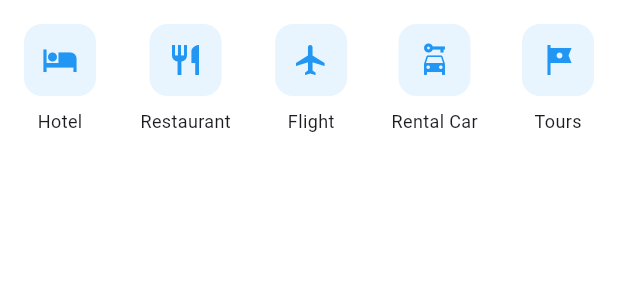
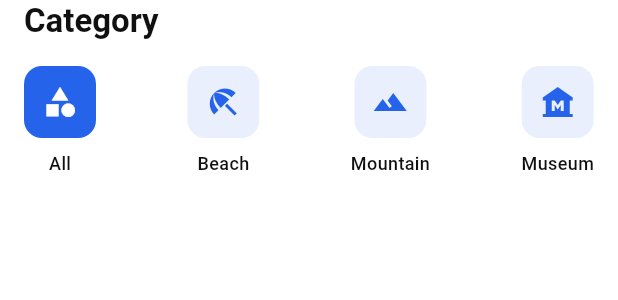
Before and after one commit to Al-mudather/ai_malacca_tour_guide, a Flutter app: the CategorySection widget shown alone on an empty page, opened directly, on a phone screen of 412 x 824 dp. Shown: the top 300 px of the screen. Run offline on Flutter 3.47's test engine with Material 3 defaults, Android fonts, the phone set to English and light mode, and no system bars; our stand-ins replace dio, flutter_dotenv, flutter_map, geolocator, get, latlong2 and 1 more; missing offline and left inert: langchain, langchain_openai; accounts and stored records are empty; network calls fail.

Commit message:
working-on-the-home-page

```diff
--- a/lib/features/home/widgets/category_section.dart
+++ b/lib/features/home/widgets/category_section.dart
@@ -1,4 +1,5 @@
 import 'package:flutter/material.dart';
+import 'package:ai_malacca_tour_guide/config/app_colors.dart';
 
 class CategorySection extends StatelessWidget {
   const CategorySection({super.key});
@@ -6,41 +7,59 @@ class CategorySection extends StatelessWidget {
   @override
   Widget build(BuildContext context) {
     final categories = [
-      {'icon': Icons.hotel, 'label': 'Hotel'},
-      {'icon': Icons.restaurant, 'label': 'Restaurant'},
-      {'icon': Icons.flight, 'label': 'Flight'},
-      {'icon': Icons.car_rental, 'label': 'Rental Car'},
-      {'icon': Icons.tour, 'label': 'Tours'},
+      {'icon': Icons.category, 'label': 'All'},
+      {'icon': Icons.beach_access, 'label': 'Beach'},
+      {'icon': Icons.landscape, 'label': 'Mountain'},
+      {'icon': Icons.museum, 'label': 'Museum'},
     ];
 
     return Padding(
-      padding: const EdgeInsets.all(16.0),
-      child: Row(
-        mainAxisAlignment: MainAxisAlignment.spaceBetween,
-        children: categories
-            .map(
-              (category) => Column(
+      padding: const EdgeInsets.symmetric(horizontal: 16.0),
+      child: Column(
+        crossAxisAlignment: CrossAxisAlignment.start,
+        children: [
+          Text(
+            'Category',
+            style: Theme.of(context).textTheme.titleLarge?.copyWith(
+                  fontWeight: FontWeight.bold,
+                  color: AppColors.textPrimary,
+                ),
+          ),
+          const SizedBox(height: 16),
+          Row(
+            mainAxisAlignment: MainAxisAlignment.spaceBetween,
+            children: categories.map((category) {
+              final isFirst = category['label'] == 'All';
+              return Column(
                 children: [
                   Container(
                     padding: const EdgeInsets.all(12),
                     decoration: BoxDecoration(
-                      color: Colors.blue.withOpacity(0.1),
+                      color: isFirst
+                          ? AppColors.primary
+                          : AppColors.primary.withOpacity(0.1),
                       borderRadius: BorderRadius.circular(12),
                     ),
                     child: Icon(
                       category['icon'] as IconData,
-                      color: Colors.blue,
+                      color: isFirst ? Colors.white : AppColors.primary,
+                      size: 24,
                     ),
                   ),
                   const SizedBox(height: 8),
                   Text(
                     category['label'] as String,
-                    style: const TextStyle(fontSize: 12),
+                    style: TextStyle(
+                      fontSize: 12,
+                      fontWeight: FontWeight.w500,
+                      color: AppColors.textPrimary,
+                    ),
                   ),
                 ],
-              ),
-            )
-            .toList(),
+              );
+            }).toList(),
+          ),
+        ],
       ),
     );
   }
```
Also changed, not shown: lib/features/home/view/home_page.dart (+113 -22 lines), lib/features/home/widgets/location_header.dart (+32 -21 lines), lib/features/home/widgets/search_bar_widget.dart (+46 -6 lines).
